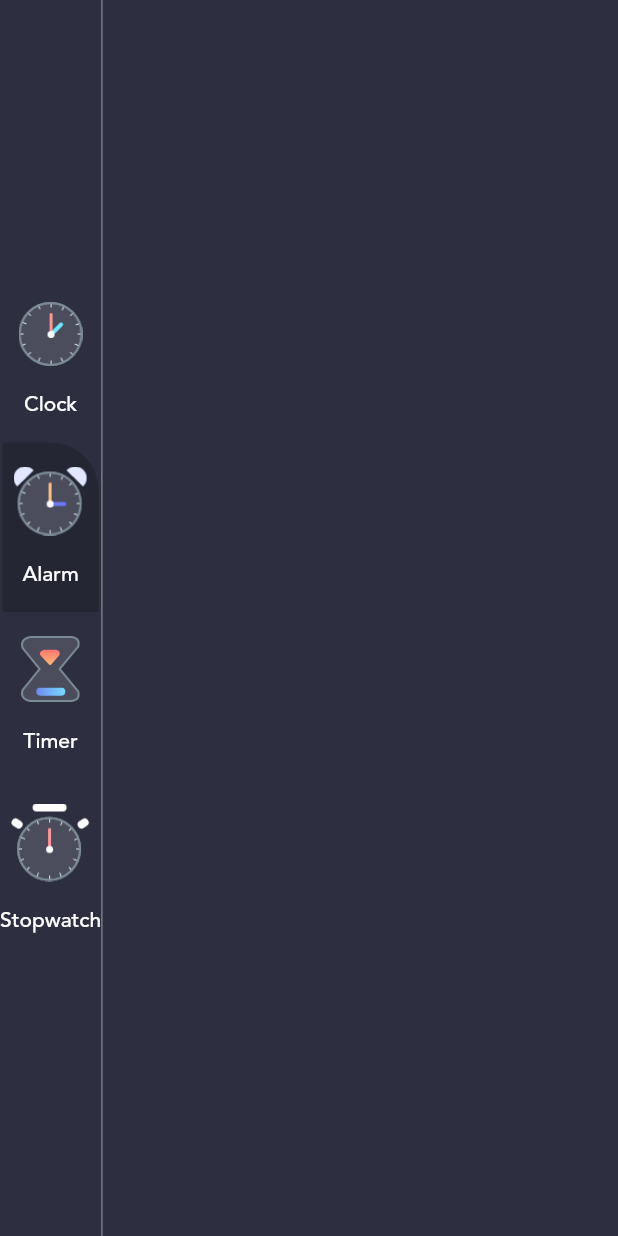
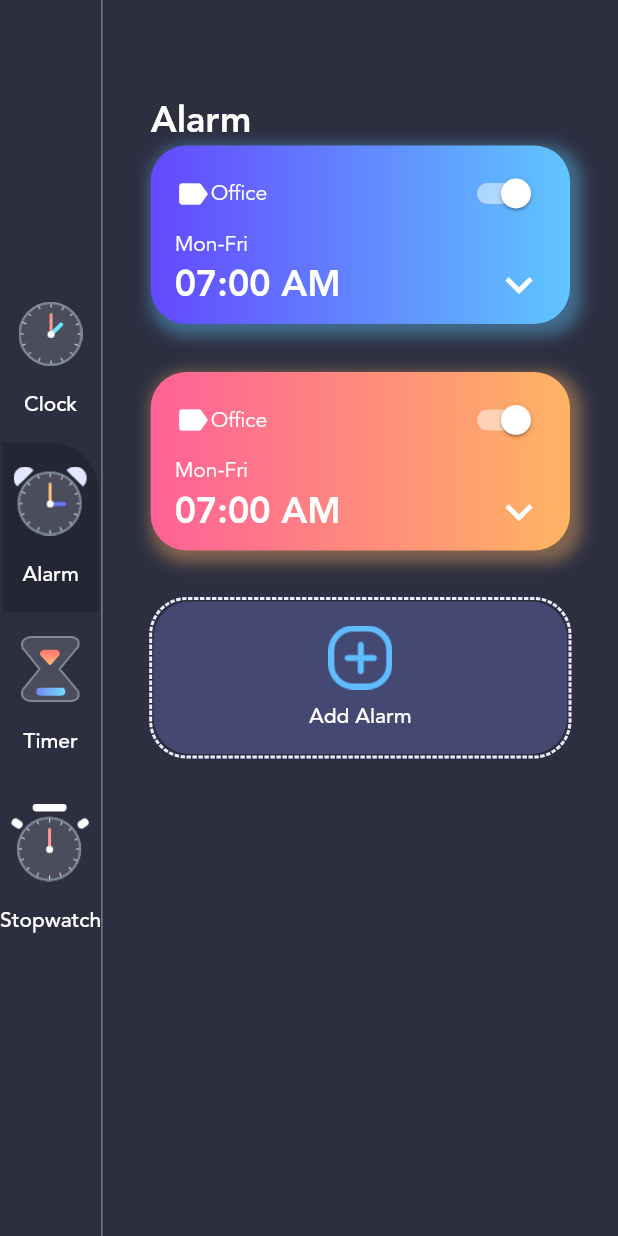
Before and after one commit to mhrjnamar/clockapp, a Flutter app: the screen it shows after launch, after a tap on "Alarm", on a phone screen of 412 x 824 dp. Run offline on Flutter 3.47's test engine with Material 2 defaults, Android fonts, the phone set to English and light mode, and no system bars; drawn by our look-alikes of dotted_border.

Commit message:
Alarm Page Created

```diff
--- a/lib/data.dart
+++ b/lib/data.dart
@@ -1,5 +1,8 @@
 import 'package:clockapp/enums.dart';
-import 'package:clockapp/menu_info.dart';
+import 'package:clockapp/models/alarm_info.dart';
+import 'package:clockapp/models/menu_info.dart';
+
+import 'constants/theme_data.dart';
 
 List<MenuInfo> menuItems = [
   MenuInfo(MenuType.clock,
@@ -11,3 +14,10 @@
   MenuInfo(MenuType.stopwatch,
       title: 'Stopwatch', imageSource: 'assets/stopwatch_icon.png'),
 ];
+
+List<AlarmInfo> alarms = [
+  AlarmInfo(DateTime.now().add(Duration(hours: 1)),
+      description: "Office", gradientColors: GradientColors.sky),
+  AlarmInfo(DateTime.now().add(Duration(hours: 1)),
+      description: "Sport", gradientColors: GradientColors.sunset),
+];
--- a/lib/main.dart
+++ b/lib/main.dart
@@ -1,5 +1,5 @@
 import 'package:clockapp/enums.dart';
-import 'package:clockapp/menu_info.dart';
+import 'package:clockapp/models/menu_info.dart';
 import 'package:clockapp/views/homepage.dart';
 import 'package:flutter/material.dart';
 import 'package:provider/provider.dart';
@@ -10,8 +10,10 @@
 
 class MyApp extends StatelessWidget {
   // This widget is the root of your application.
+
   @override
   Widget build(BuildContext context) {
+    print('log');
     return MaterialApp(
       theme: ThemeData(
           primarySwatch: Colors.blue,
--- /dev/null
+++ b/lib/models/alarm_info.dart
@@ -0,0 +1,11 @@
+import 'dart:ui';
+
+class AlarmInfo {
+  DateTime alarmDateTime;
+  String? description;
+  bool? isActive;
+  List<Color>? gradientColors;
+
+  AlarmInfo(this.alarmDateTime,
+      {this.description, this.isActive, this.gradientColors});
+}
--- /dev/null
+++ b/lib/views/alarm_page.dart
@@ -0,0 +1,144 @@
+import 'package:clockapp/constants/theme_data.dart';
+import 'package:clockapp/data.dart';
+import 'package:dotted_border/dotted_border.dart';
+import 'package:flutter/material.dart';
+
+class AlarmPage extends StatefulWidget {
+  const AlarmPage({Key? key}) : super(key: key);
+
+  @override
+  _AlarmPageState createState() => _AlarmPageState();
+}
+
+class _AlarmPageState extends State<AlarmPage> {
+  @override
+  Widget build(BuildContext context) {
+    return Container(
+      padding: EdgeInsets.symmetric(horizontal: 32, vertical: 64),
+      child: Column(
+        crossAxisAlignment: CrossAxisAlignment.start,
+        children: [
+          Text(
+            'Alarm',
+            style: TextStyle(
+                fontFamily: 'avenir',
+                fontWeight: FontWeight.w700,
+                color: CustomColors.primaryTextColor,
+                fontSize: 24),
+          ),
+          Expanded(
+            child: ListView(
+              children: alarms.map<Widget>((alarm) {
+                return Container(
+                  margin: const EdgeInsets.only(bottom: 32),
+                  padding:
+                      const EdgeInsets.symmetric(horizontal: 16, vertical: 8),
+                  decoration: BoxDecoration(
+                      gradient: LinearGradient(
+                          colors: alarm.gradientColors!,
+                          begin: Alignment.centerLeft,
+                          end: Alignment.centerRight),
+                      borderRadius: BorderRadius.all(
+                        Radius.circular(24),
+                      ),
+                      boxShadow: [
+                        BoxShadow(
+                            color: alarm.gradientColors!.last.withOpacity(0.4),
+                            blurRadius: 8,
+                            spreadRadius: 4,
+                            offset: Offset(4, 4))
+                      ]),
+                  child: Column(
+                    crossAxisAlignment: CrossAxisAlignment.start,
+                    children: [
+                      Row(
+                        mainAxisAlignment: MainAxisAlignment.spaceBetween,
+                        children: [
+                          Row(
+                            children: [
+                              Icon(
+                                Icons.label,
+                                color: Colors.white,
+                                size: 24,
+                              ),
+                              Text(
+                                'Office',
+                                style: TextStyle(
+                                    color: Colors.white, fontFamily: 'avenir'),
+                              ),
+                            ],
+                          ),
+                          Switch(
+                            value: true,
+                            onChanged: (value) {},
+                            activeColor: Colors.white,
+                          )
+                        ],
+                      ),
+                      Text("Mon-Fri",
+                          style: TextStyle(
+                              color: Colors.white, fontFamily: 'avenir')),
+                      Row(
+                        mainAxisAlignment: MainAxisAlignment.spaceBetween,
+                        children: [
+                          Text("07:00 AM",
+                              style: TextStyle(
+                                  color: Colors.white,
+                                  fontFamily: 'avenir',
+                                  fontSize: 24,
+                                  fontWeight: FontWeight.w700)),
+                          Icon(
+                            Icons.keyboard_arrow_down,
+                            size: 36,
+                            color: Colors.white,
+                          )
+                        ],
+                      ),
+                    ],
+                  ),
+                );
+              }).followedBy([
+                DottedBorder(
+                  strokeWidth: 2,
+                  color: CustomColors.clockOutline,
+                  borderType: BorderType.RRect,
+                  radius: Radius.circular(24),
+                  child: Container(
+                    width: double.infinity,
+                    decoration: BoxDecoration(
+                      borderRadius: BorderRadius.all(Radius.circular(24)),
+                      color: CustomColors.clockBG,
+                    ),
+                    child: TextButton(
+                      style: ButtonStyle(
+                          padding: MaterialStateProperty.all(
+                              const EdgeInsets.symmetric(
+                                  horizontal: 32, vertical: 16))),
+                      onPressed: () {},
+                      child: Column(
+                        children: [
+                          Image.asset(
+                            'assets/add_alarm.png',
+                            scale: 1.5,
+                          ),
+                          SizedBox(
+                            height: 8,
+                          ),
+                          Text(
+                            'Add Alarm',
+                            style: TextStyle(
+                                color: Colors.white, fontFamily: 'avenir'),
+                          )
+                        ],
+                      ),
+                    ),
+                  ),
+                )
+              ]).toList(),
+            ),
+          )
+        ],
+      ),
+    );
+  }
+}
--- /dev/null
+++ b/lib/views/clock_page.dart
@@ -0,0 +1,117 @@
+import 'package:flutter/material.dart';
+import 'package:intl/intl.dart';
+
+import 'clock_view.dart';
+
+class ClockPage extends StatefulWidget {
+  const ClockPage({Key? key}) : super(key: key);
+
+  @override
+  _ClockPageState createState() => _ClockPageState();
+}
+
+class _ClockPageState extends State<ClockPage> {
+  @override
+  Widget build(BuildContext context) {
+    var now = DateTime.now();
+    var formattedTime = DateFormat('HH:mm').format(now);
+    var formattedDate = DateFormat('EEE, d MMM').format(now);
+    var timezoneString = now.timeZoneOffset.toString().split(".").first;
+    var offsetSign = '';
+    if (!timezoneString.startsWith("-")) offsetSign = '+';
+
+    return Container(
+      padding: EdgeInsets.symmetric(horizontal: 32, vertical: 64),
+      alignment: Alignment.center,
+      child: Column(
+        crossAxisAlignment: CrossAxisAlignment.start,
+        children: [
+          Flexible(
+            flex: 1,
+            fit: FlexFit.tight,
+            child: Text(
+              "Clock",
+              style: TextStyle(
+                  fontFamily: 'avenir',
+                  fontWeight: FontWeight.w700,
+                  color: Colors.white,
+                  fontSize: 24),
+            ),
+          ),
+          SizedBox(
+            height: 32,
+          ),
+          Flexible(
+            flex: 2,
+            fit: FlexFit.tight,
+            child: Column(
+              crossAxisAlignment: CrossAxisAlignment.start,
+              children: [
+                Text(
+                  formattedTime,
+                  style: TextStyle(
+                      fontFamily: 'avenir', color: Colors.white, fontSize: 64),
+                ),
+                Text(
+                  formattedDate,
+                  style: TextStyle(
+                      fontFamily: 'avenir',
+                      fontWeight: FontWeight.w300,
+                      color: Colors.white,
+                      fontSize: 20),
+                ),
+              ],
+            ),
+          ),
+          Flexible(
+              flex: 4,
+              fit: FlexFit.tight,
+              child: Align(
+                  alignment: Alignment.center,
+                  child: ClockView(
+                    size: MediaQuery.of(context).size.height / 4,
+                  ))),
+          Flexible(
+            flex: 2,
+            fit: FlexFit.tight,
+            child: Column(
+              crossAxisAlignment: CrossAxisAlignment.start,
+              mainAxisAlignment: MainAxisAlignment.center,
+              children: [
+                Text(
+                  'Timezone',
+                  style: TextStyle(
+                      fontWeight: FontWeight.w500,
+                      fontFamily: 'avenir',
+                      color: Colors.white,
+                      fontSize: 24),
+                ),
+                SizedBox(
+                  height: 16,
+                ),
+                Row(
+                  children: [
+                    Icon(
+                      Icons.language,
+                      color: Colors.white,
+                    ),
+                    SizedBox(
+                      width: 16,
+                    ),
+                    Text(
+                      'UTC' + offsetSign + timezoneString,
+                      style: TextStyle(
+                          fontFamily: 'avenir',
+                          color: Colors.white,
+                          fontSize: 14),
+                    ),
+                  ],
+                ),
+              ],
+            ),
+          )
+        ],
+      ),
+    );
+  }
+}
--- a/lib/views/clock_view.dart
+++ b/lib/views/clock_view.dart
@@ -13,12 +13,19 @@
 }
 
 class _ClockViewState extends State<ClockView> {
+  late Timer timer;
   @override
   void initState() {
-    Timer.periodic(Duration(seconds: 1), (timer) {
+    timer = Timer.periodic(Duration(seconds: 1), (timer) {
       setState(() {});
     });
     super.initState();
+  }
+
+  @override
+  void dispose() {
+    timer.cancel();
+    super.dispose();
   }
 
   @override
--- a/lib/views/homepage.dart
+++ b/lib/views/homepage.dart
@@ -1,10 +1,10 @@
 import 'package:clockapp/constants/theme_data.dart';
 import 'package:clockapp/data.dart';
 import 'package:clockapp/enums.dart';
-import 'package:clockapp/menu_info.dart';
-import 'package:clockapp/views/clock_view.dart';
+import 'package:clockapp/models/menu_info.dart';
+import 'package:clockapp/views/alarm_page.dart';
+import 'package:clockapp/views/clock_page.dart';
 import 'package:flutter/material.dart';
-import 'package:intl/intl.dart';
 import 'package:provider/provider.dart';
 
 class HomePage extends StatefulWidget {
@@ -15,14 +15,6 @@
 class _HomePageState extends State<HomePage> {
   @override
   Widget build(BuildContext context) {
-    var now = DateTime.now();
-    var formattedTime = DateFormat('HH:mm').format(now);
-    var formattedDate = DateFormat('EEE, d MMM').format(now);
-    var timezoneString = now.timeZoneOffset.toString().split(".").first;
-    print(timezoneString);
-    var offsetSign = '';
-    if (!timezoneString.startsWith("-")) offsetSign = '+';
-    print(timezoneString);
     return Scaffold(
       backgroundColor: Color(0xFF2D2F41),
       body: Row(
@@ -41,101 +33,8 @@
             child: Consumer<MenuInfo>(
               builder: (context, value, child) {
                 if (value.menuType == MenuType.clock)
-                  return Container(
-                    padding: EdgeInsets.symmetric(horizontal: 32, vertical: 64),
-                    alignment: Alignment.center,
-                    child: Column(
-                      crossAxisAlignment: CrossAxisAlignment.start,
-                      children: [
-                        Flexible(
-                          flex: 1,
-                          fit: FlexFit.tight,
-                          child: Text(
-                            "Clock",
-                            style: TextStyle(
-                                fontFamily: 'avenir',
-                                fontWeight: FontWeight.w700,
-                                color: Colors.white,
-                                fontSize: 24),
-                          ),
-                        ),
-                        SizedBox(
-                          height: 32,
-                        ),
-                        Flexible(
-                          flex: 2,
-                          fit: FlexFit.tight,
-                          child: Column(
-                            crossAxisAlignment: CrossAxisAlignment.start,
-                            children: [
-                              Text(
-                                formattedTime,
-                                style: TextStyle(
-                                    fontFamily: 'avenir',
-                                    color: Colors.white,
-                                    fontSize: 64),
-                              ),
-                              Text(
-                                formattedDate,
-                                style: TextStyle(
-                                    fontFamily: 'avenir',
-                                    fontWeight: FontWeight.w300,
-                                    color: Colors.white,
-                                    fontSize: 20),
-                              ),
-                            ],
-                          ),
-                        ),
-                        Flexible(
-                            flex: 4,
-                            fit: FlexFit.tight,
-                            child: Align(
-                                alignment: Alignment.center,
-                                child: ClockView(
-                                  size: MediaQuery.of(context).size.height / 4,
-                                ))),
-                        Flexible(
-                          flex: 2,
-                          fit: FlexFit.tight,
-                          child: Column(
-                            crossAxisAlignment: CrossAxisAlignment.start,
-                            mainAxisAlignment: MainAxisAlignment.center,
-                            children: [
-                              Text(
-                                'Timezone',
-                                style: TextStyle(
-                                    fontWeight: FontWeight.w500,
-                                    fontFamily: 'avenir',
-                                    color: Colors.white,
-                                    fontSize: 24),
-                              ),
-                              SizedBox(
-                                height: 16,
-                              ),
-                              Row(
-                                children: [
-                                  Icon(
-                                    Icons.language,
-                                    color: Colors.white,
-                                  ),
-                                  SizedBox(
-                                    width: 16,
-                                  ),
-                                  Text(
-                                    'UTC' + offsetSign + timezoneString,
-                                    style: TextStyle(
-                                        fontFamily: 'avenir',
-                                        color: Colors.white,
-                                        fontSize: 14),
-                                  ),
-                                ],
-                              ),
-                            ],
-                          ),
-                        )
-                      ],
-                    ),
-                  );
+                  return ClockPage();
+                else if (value.menuType == MenuType.alarm) return AlarmPage();
                 return Container();
               },
             ),
--- a/pubspec.yaml
+++ b/pubspec.yaml
@@ -21,6 +21,8 @@
   sdk: ">=2.12.0 <3.0.0"
 
 dependencies:
+  flutter_local_notifications: any
+  dotted_border: any
   intl: any
   provider: any
   flutter:
```
Also changed, not shown: lib/models/menu_info.dart (renamed from lib/menu_info.dart), pubspec.lock, 3 other files.
